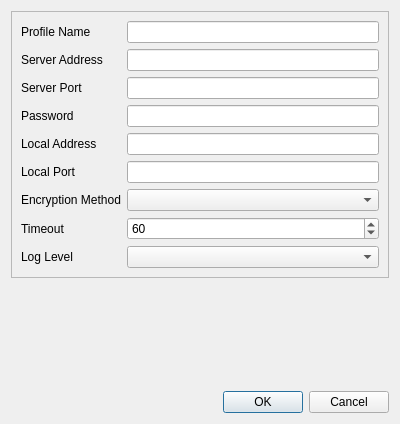
Qt form src/editdialog.ui (shadowsocks/shadowsocks-qt5) before a commit.
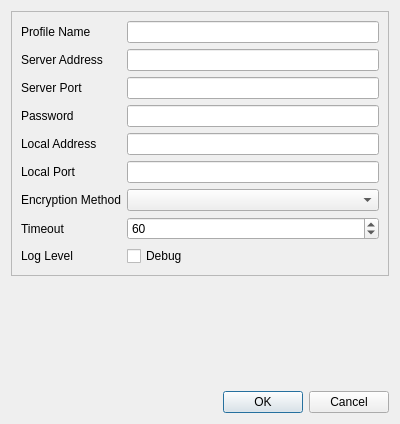
The same form after that commit.

What changed in the file:
```diff
--- a/src/editdialog.ui
+++ b/src/editdialog.ui
@@ -145,13 +145,16 @@
        <widget class="QLineEdit" name="nameEdit"/>
       </item>
       <item row="11" column="1">
-       <widget class="QComboBox" name="logLevelComboBox">
+       <widget class="QCheckBox" name="debugCheckBox">
         <property name="sizePolicy">
          <sizepolicy hsizetype="Expanding" vsizetype="Fixed">
           <horstretch>0</horstretch>
           <verstretch>0</verstretch>
          </sizepolicy>
         </property>
+        <property name="text">
+         <string>Debug</string>
+        </property>
        </widget>
       </item>
       <item row="11" column="0">
```
Left out of the diff: 1 changed line with no effect on the pictures.
